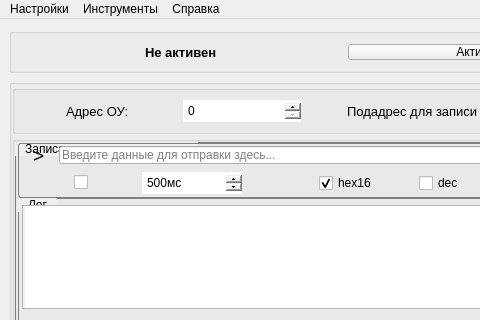
First picture: the form in ui/MainWindow.ui, repository AnatolyHryntsevich/TA1-USB-01-I, before the edit; both pictures show x 0 to 480 and y 0 to 320 of the 676 by 560 pixel window.
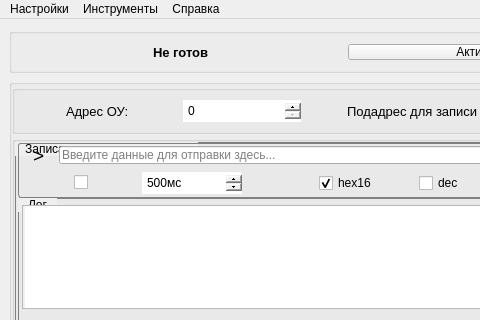
Second picture: the form after the edit.

Patch:
```diff
--- a/ui/MainWindow.ui
+++ b/ui/MainWindow.ui
@@ -76,7 +76,7 @@
               </font>
              </property>
              <property name="text">
-              <string>Не активен</string>
+              <string>Не готов</string>
              </property>
             </widget>
            </item>
```
